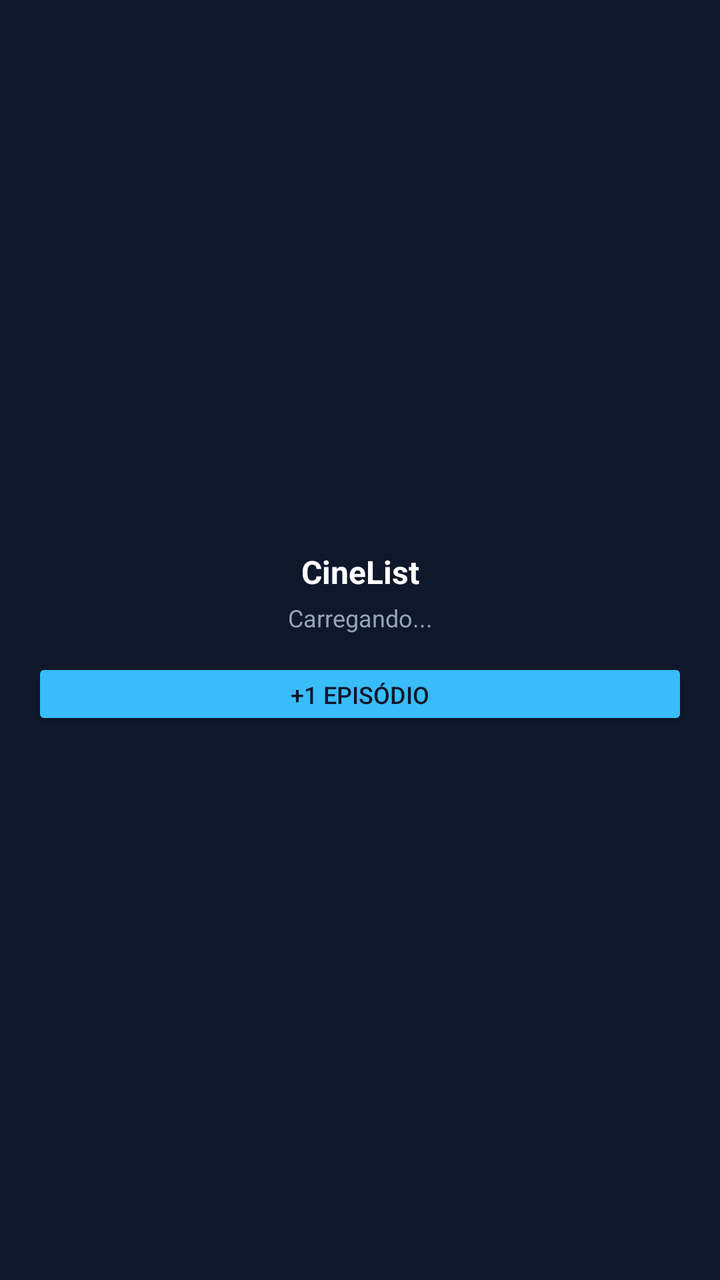
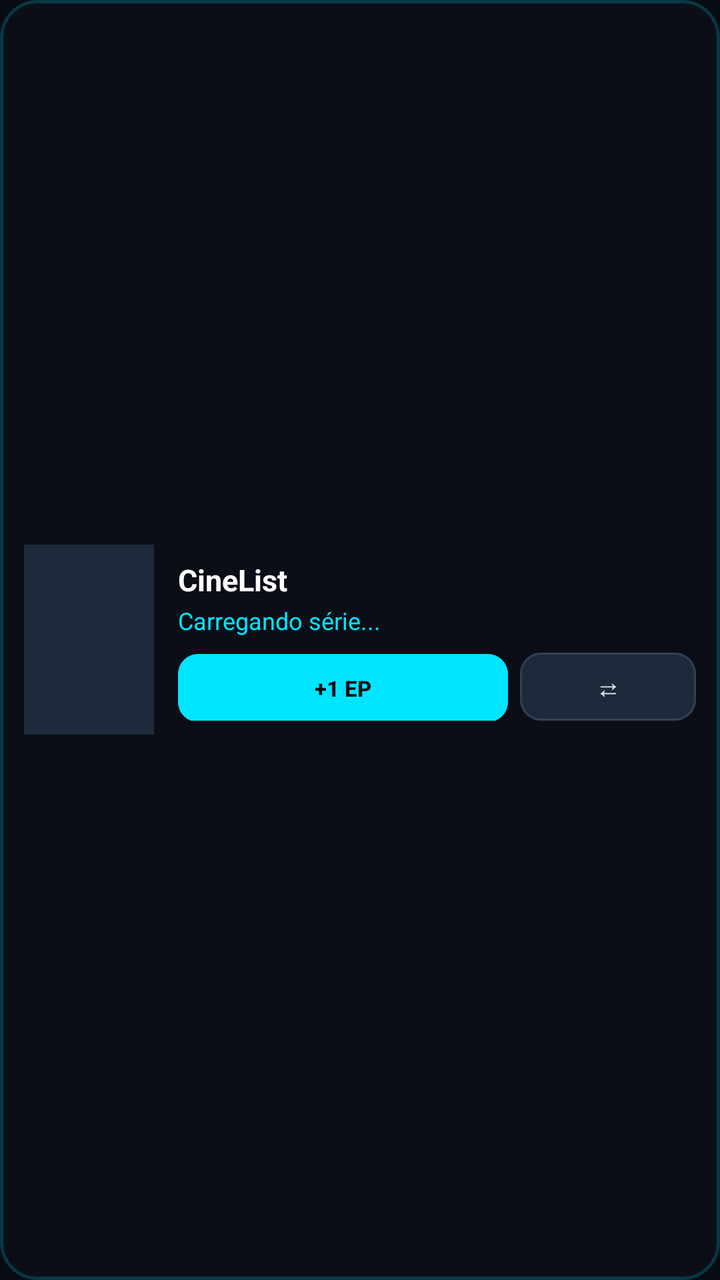

Screens rendered from an Android XML layout before and after an edit, with the pre-edit source and the edit as a unified diff.
<!-- AndroidManifest.xml: application theme Theme.CineList -->
<!-- res/layout/cine_list_widget_layout.xml -->
<?xml version="1.0" encoding="utf-8"?>
<LinearLayout xmlns:android="http://schemas.android.com/apk/res/android"
    android:layout_width="match_parent"
    android:layout_height="match_parent"
    android:background="#0F172A"
    android:orientation="vertical"
    android:padding="16dp"
    android:gravity="center">

    <TextView
        android:id="@+id/widget_titulo_serie"
        android:layout_width="match_parent"
        android:layout_height="wrap_content"
        android:text="CineList"
        android:textColor="#FFFFFF"
        android:textSize="16sp"
        android:textStyle="bold"
        android:maxLines="1"
        android:ellipsize="end"
        android:gravity="center" />

    <TextView
        android:id="@+id/widget_subtitulo_ep"
        android:layout_width="match_parent"
        android:layout_height="wrap_content"
        android:text="Carregando..."
        android:textColor="#94A3B8"
        android:textSize="12sp"
        android:layout_marginTop="4dp"
        android:gravity="center" />

    <Button
        android:id="@+id/widget_btn_mais_um"
        android:layout_width="match_parent"
        android:layout_height="36dp"
        android:layout_marginTop="12dp"
        android:text="+1 Episódio"
        android:textSize="12sp"
        android:backgroundTint="#38BDF8"
        android:textColor="#0F172A" />

</LinearLayout>
<!-- resources referenced by this layout -->
<resources>
  <style name="Theme.CineList" parent="android:Theme.Material.NoActionBar">
          <item name="android:windowBackground">#070B12</item>
          <item name="android:statusBarColor">#070B12</item>
          <item name="android:navigationBarColor">#070B12</item>
          <item name="android:windowFullscreen">false</item>
      </style>
</resources>

<!-- the commit's change to res/layout/cine_list_widget_layout.xml (unified diff, before → after) -->
@@ -2,41 +2,80 @@
 <LinearLayout xmlns:android="http://schemas.android.com/apk/res/android"
     android:layout_width="match_parent"
     android:layout_height="match_parent"
-    android:background="#0F172A"
-    android:orientation="vertical"
-    android:padding="16dp"
-    android:gravity="center">
+    android:background="@drawable/bg_cyber_widget"
+    android:orientation="horizontal"
+    android:padding="12dp"
+    android:gravity="center_vertical">
 
-    <TextView
-        android:id="@+id/widget_titulo_serie"
-        android:layout_width="match_parent"
-        android:layout_height="wrap_content"
-        android:text="CineList"
-        android:textColor="#FFFFFF"
-        android:textSize="16sp"
-        android:textStyle="bold"
-        android:maxLines="1"
-        android:ellipsize="end"
-        android:gravity="center" />
+    <ImageView
+        android:id="@+id/widget_poster"
+        android:layout_width="65dp"
+        android:layout_height="95dp"
+        android:scaleType="centerCrop"
+        android:background="#1E293B"
+        android:contentDescription="Poster da Série" />
 
-    <TextView
-        android:id="@+id/widget_subtitulo_ep"
-        android:layout_width="match_parent"
-        android:layout_height="wrap_content"
-        android:text="Carregando..."
-        android:textColor="#94A3B8"
-        android:textSize="12sp"
-        android:layout_marginTop="4dp"
-        android:gravity="center" />
+    <LinearLayout
+        android:layout_width="0dp"
+        android:layout_height="match_parent"
+        android:layout_weight="1"
+        android:orientation="vertical"
+        android:layout_marginStart="12dp"
+        android:gravity="center_vertical">
 
-    <Button
-        android:id="@+id/widget_btn_mais_um"
-        android:layout_width="match_parent"
-        android:layout_height="36dp"
-        android:layout_marginTop="12dp"
-        android:text="+1 Episódio"
-        android:textSize="12sp"
-        android:backgroundTint="#38BDF8"
-        android:textColor="#0F172A" />
+        <TextView
+            android:id="@+id/widget_titulo_serie"
+            android:layout_width="match_parent"
+            android:layout_height="wrap_content"
+            android:text="CineList"
+            android:textColor="#FFFFFF"
+            android:textSize="15sp"
+            android:textStyle="bold"
+            android:maxLines="1"
+            android:ellipsize="end" />
+
+        <TextView
+            android:id="@+id/widget_subtitulo_ep"
+            android:layout_width="match_parent"
+            android:layout_height="wrap_content"
+            android:text="Carregando série..."
+            android:textColor="#00E5FF"
+            android:textSize="12sp"
+            android:layout_marginTop="2dp"
+            android:maxLines="1"
+            android:ellipsize="end" />
+
+        <LinearLayout
+            android:layout_width="match_parent"
+            android:layout_height="wrap_content"
+            android:orientation="horizontal"
+            android:layout_marginTop="8dp">
+
+            <Button
+                android:id="@+id/widget_btn_mais_um"
+                android:layout_width="0dp"
+                android:layout_height="34dp"
+                android:layout_weight="1"
+                android:text="+1 EP"
+                android:textSize="11sp"
+                android:textStyle="bold"
+                android:background="@drawable/bg_cyber_widget_btn"
+                android:textColor="#0B0E17" />
+
+            <Button
+                android:id="@+id/widget_btn_trocar"
+                android:layout_width="wrap_content"
+                android:layout_height="34dp"
+                android:layout_marginStart="6dp"
+                android:text="⇄"
+                android:textSize="13sp"
+                android:background="@drawable/bg_cyber_widget_btn_secondary"
+                android:textColor="#E2E8F0"
+                android:paddingStart="12dp"
+                android:paddingEnd="12dp" />
+
+        </LinearLayout>
+
+    </LinearLayout>
 
 </LinearLayout>
<!-- resource entries referenced after the edit -->
@@ -1,5 +1,32 @@
 <!-- resources referenced by this layout -->
 <resources>
+  <!-- drawable bg_cyber_widget (drawable) -->
+  <?xml version="1.0" encoding="utf-8"?>
+  <shape xmlns:android="http://schemas.android.com/apk/res/android"
+      android:shape="rectangle">
+      <solid android:color="#0B0E17" />
+      <corners android:radius="18dp" />
+      <stroke
+          android:width="1.5dp"
+          android:color="#3300E5FF" />
+  </shape>
+  <!-- drawable bg_cyber_widget_btn (drawable) -->
+  <?xml version="1.0" encoding="utf-8"?>
+  <shape xmlns:android="http://schemas.android.com/apk/res/android"
+      android:shape="rectangle">
+      <solid android:color="#00E5FF" />
+      <corners android:radius="10dp" />
+  </shape>
+  <!-- drawable bg_cyber_widget_btn_secondary (drawable) -->
+  <?xml version="1.0" encoding="utf-8"?>
+  <shape xmlns:android="http://schemas.android.com/apk/res/android"
+      android:shape="rectangle">
+      <solid android:color="#1E293B" />
+      <corners android:radius="10dp" />
+      <stroke
+          android:width="1dp"
+          android:color="#334155" />
+  </shape>
   <style name="Theme.CineList" parent="android:Theme.Material.NoActionBar">
           <item name="android:windowBackground">#070B12</item>
           <item name="android:statusBarColor">#070B12</item>
